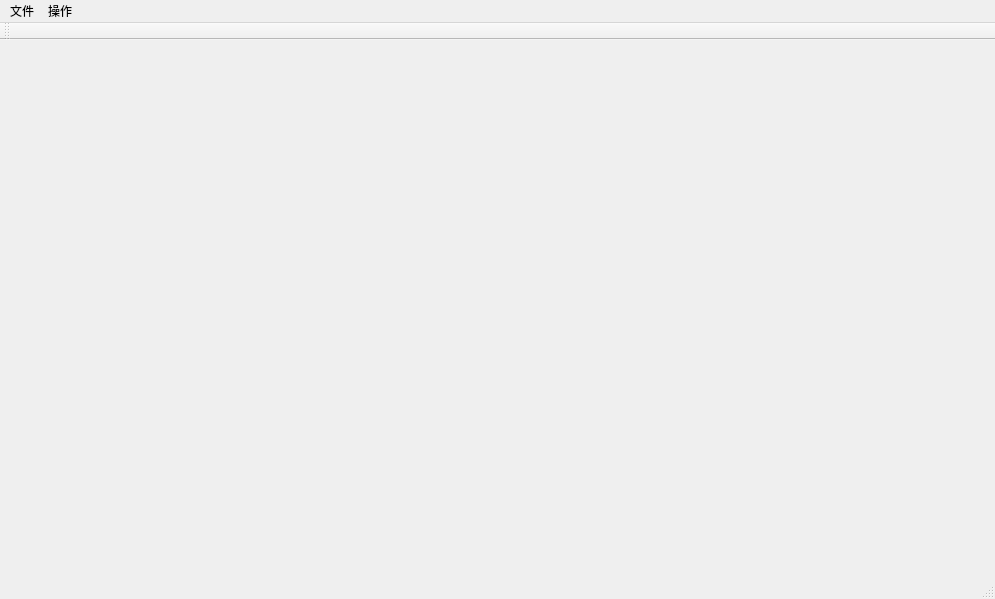
First picture: the form in lecp.ui, repository songzy12/largest_empty_convex_polygon, before the edit.
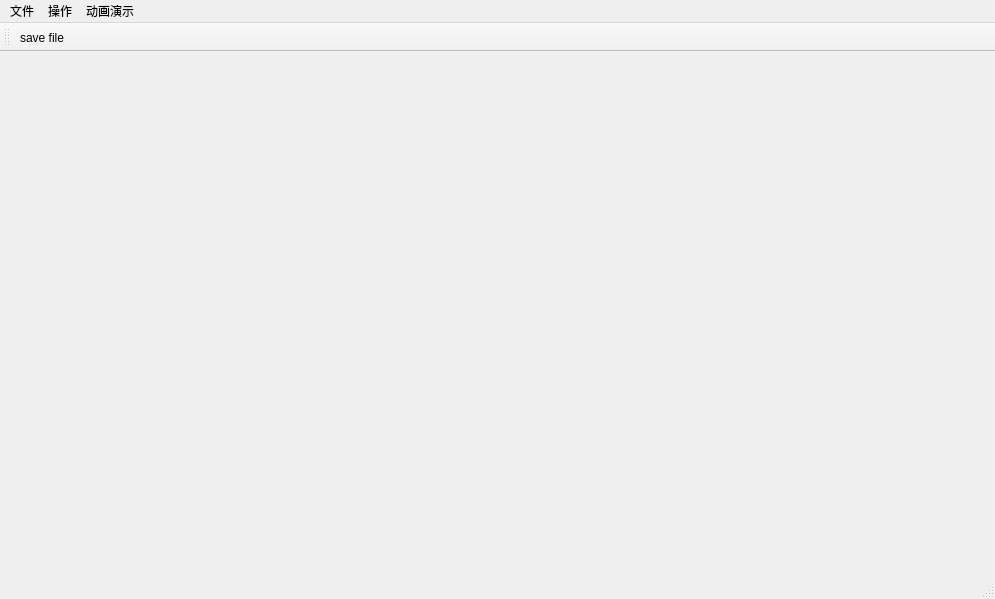
Second picture: the form after the edit. Icons and pictures are not drawn.

The edit to the form file:
```diff
--- a/lecp.ui
+++ b/lecp.ui
@@ -37,9 +37,18 @@
     </property>
     <addaction name="saveFile"/>
     <addaction name="openFile"/>
+    <addaction name="reset"/>
+   </widget>
+   <widget class="QMenu" name="menu_3">
+    <property name="title">
+     <string>动画演示</string>
+    </property>
+    <addaction name="DCEL_animation"/>
+    <addaction name="clearDCELAnimation"/>
    </widget>
    <addaction name="menu_2"/>
    <addaction name="menu"/>
+   <addaction name="menu_3"/>
   </widget>
   <widget class="QToolBar" name="mainToolBar">
    <attribute name="toolBarArea">
@@ -48,6 +57,7 @@
    <attribute name="toolBarBreak">
     <bool>false</bool>
    </attribute>
+   <addaction name="saveFile"/>
   </widget>
   <widget class="QStatusBar" name="statusBar"/>
   <action name="polar_angle_sort">
```
Left out of the diff: 19 changed lines with no effect on the pictures.
